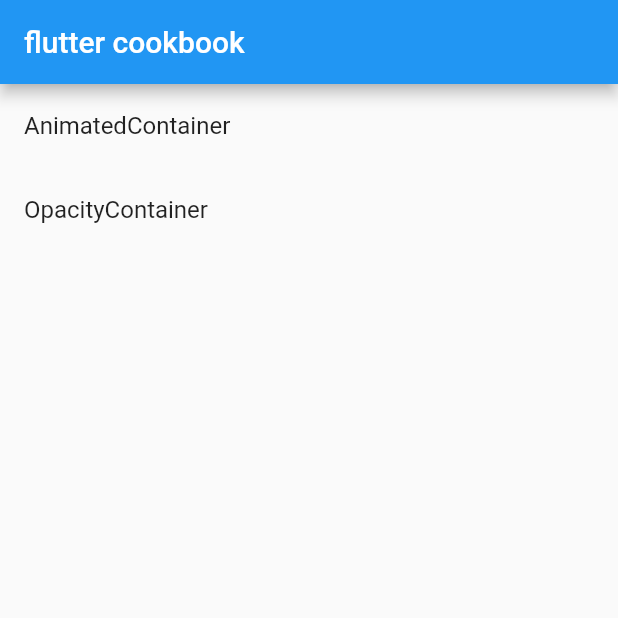
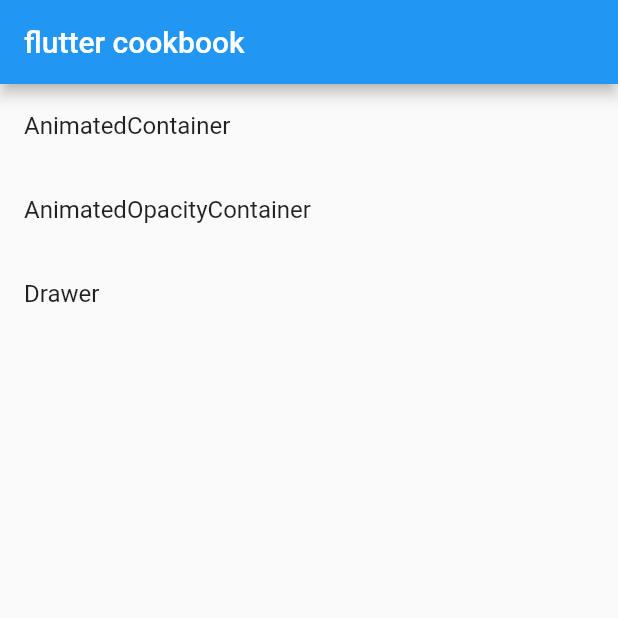
Before and after one commit to hd1534/flutter2, a Flutter app: the screen it shows after launch, on a phone screen of 412 x 824 dp, the top half of it. Run offline on Flutter 3.47's test engine with Material 2 defaults, Android fonts, the phone set to English and light mode, and no system bars.

Commit message:
drawer 옆에 메뉴

```diff
--- a/lib/MyAnimatedOpacity.dart
+++ b/lib/MyAnimatedOpacity.dart
@@ -31,7 +31,7 @@ class _MyAnimatedOpacityState extends State<MyAnimatedOpacity> {
       floatingActionButton: FloatingActionButton(
         child: Icon(Icons.play_arrow),
         onPressed: () {
-          setState(() {
+          setState(() {  // 이거 빼먹으면 값이 바뀌어도 화면이 리프래시 안되서 안보임
             _visible = !_visible;
           });
         },
--- a/lib/main.dart
+++ b/lib/main.dart
@@ -1,6 +1,7 @@
 import 'package:flutter/material.dart';
 import 'package:flutter_cookbook/MyAnimatedContainer.dart';
 import 'package:flutter_cookbook/MyAnimatedOpacity.dart';
+import 'package:flutter_cookbook/MyDrawer.dart';
 
 void main() {
   runApp(MyApp());
@@ -38,9 +39,16 @@ class Home extends StatelessWidget {
           ),
 
           ListTile(
-            title: Text("OpacityContainer"),
+            title: Text("AnimatedOpacityContainer"),
             onTap: () {
               Navigator.push(context, MaterialPageRoute(builder: (context) => MyAnimatedOpacity()));
+            },
+          ),
+
+          ListTile(
+            title: Text("Drawer"),
+            onTap: () {
+              Navigator.push(context, MaterialPageRoute(builder: (context) => MyDrawer()));
             },
           ),
 
```
Also changed, not shown: lib/MyDrawer.dart (added, +43 -0 lines).
